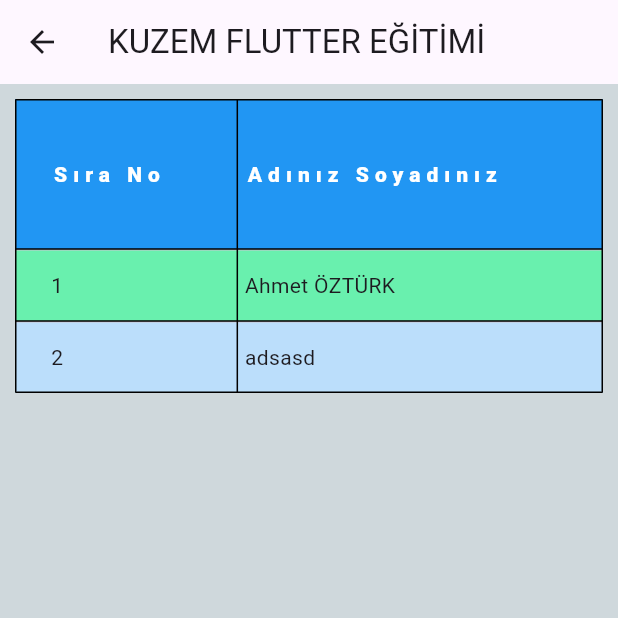
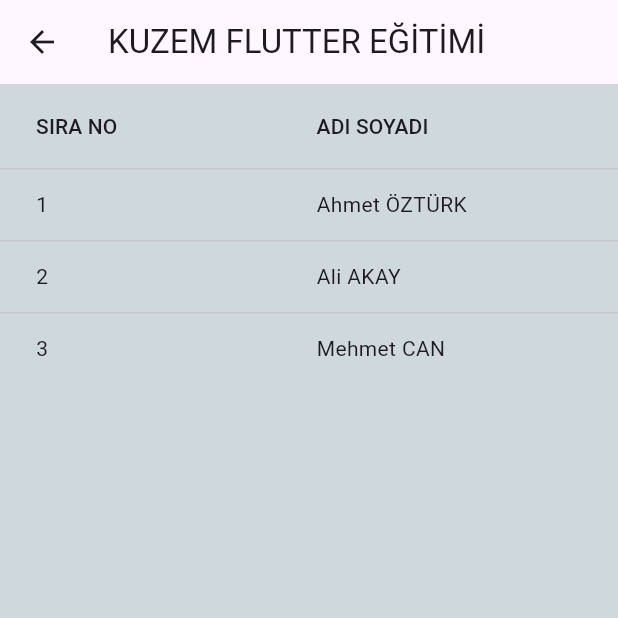
Before and after one commit to hafizecim/Flutter-Beginners-Guide, a Flutter app: the Lesson26 screen opened directly, on a phone screen of 412 x 824 dp, the top half of it. Run offline on Flutter 3.47's test engine with Material 3 defaults, Android fonts, the phone set to English and light mode, and no system bars.

Commit message:
Lesson26

```diff
--- a/lib/dersler/lesson26.dart
+++ b/lib/dersler/lesson26.dart
@@ -13,7 +13,7 @@
     double sayi1 = 3;
     String sayi2 = "3";
     String sayi3 = '3';
-/*
+
     return Scaffold(
       appBar: AppBar(title: Text(baslik)),
       body: Container(
@@ -37,8 +37,7 @@
         ),
       ),
     );
-    */
-    return Scaffold(
+    /*return Scaffold(
       appBar: AppBar(title: Text(baslik)),
       body: Container(
         width: genislik,
@@ -73,6 +72,6 @@
           ],
         ),
       ),
-    );
+    );*/
   }
 }
```
